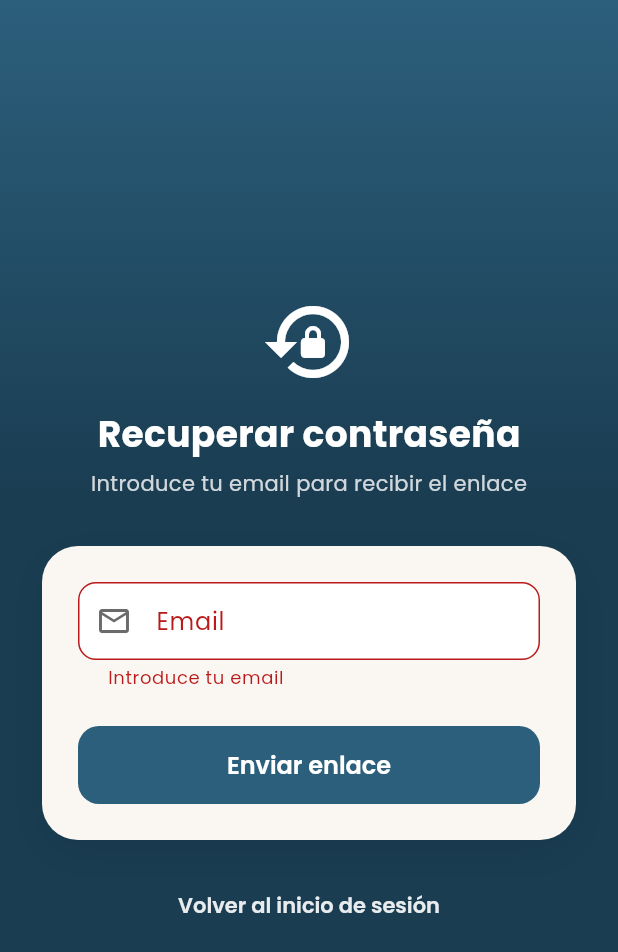
After one commit to DanielMVenzala/frontIncidenciasFlutter, a Flutter app: the screen it shows after launch, after a tap on "¿Olvidaste tu contraseña?", after a tap on "Enviar enlace", on a phone screen of 412 x 824 dp. The commit adds this screen. Shown: the top 952 px of the screen. Run offline on Flutter 3.47's test engine with Material 3 defaults, Android fonts, the phone set to English and light mode, and no system bars; our stand-ins replace dio, fl_chart, flutter_secure_storage, go_router, google_fonts, google_maps_flutter and 1 more; accounts and stored records are empty.

Commit message:
feat: añadir pantalla de recuperación de contraseña

```diff
--- a/lib/config/app_router.dart
+++ b/lib/config/app_router.dart
@@ -2,6 +2,7 @@ import 'package:go_router/go_router.dart';
 import '../providers/auth_provider.dart';
 import '../presentation/pages/login_page.dart';
 import '../presentation/pages/register_page.dart';
+import '../presentation/pages/forgot_password_page.dart';
 import '../presentation/pages/dashboard_page.dart';
 import '../presentation/pages/create_incident_page.dart';
 import '../presentation/pages/incidents_list_page.dart';
@@ -22,7 +23,8 @@ GoRouter createRouter(AuthProvider authProvider) {
     redirect: (context, state) {
       final loggedIn = authProvider.isLoggedIn;
       final isAuthRoute = state.matchedLocation == AppRoutes.login ||
-          state.matchedLocation == AppRoutes.register;
+          state.matchedLocation == AppRoutes.register ||
+          state.matchedLocation == AppRoutes.forgotPassword;
 
       // Si no está logueado y no está en auth, redirigir a login
       if (!loggedIn && !isAuthRoute) return AppRoutes.login;
@@ -40,6 +42,10 @@ GoRouter createRouter(AuthProvider authProvider) {
       GoRoute(
         path: AppRoutes.register,
         builder: (context, state) => const RegisterPage(),
+      ),
+      GoRoute(
+        path: AppRoutes.forgotPassword,
+        builder: (context, state) => const ForgotPasswordPage(),
       ),
       GoRoute(
         path: AppRoutes.dashboard,
--- a/lib/config/app_routes.dart
+++ b/lib/config/app_routes.dart
@@ -1,6 +1,7 @@
 class AppRoutes {
   static const String login = '/login';
   static const String register = '/register';
+  static const String forgotPassword = '/forgot-password';
   static const String dashboard = '/dashboard';
   static const String createIncident = '/create-incident';
   static const String myIncidents = '/my-incidents';
--- /dev/null
+++ b/lib/presentation/pages/forgot_password_page.dart
@@ -0,0 +1,202 @@
+import 'package:flutter/material.dart';
+import 'package:go_router/go_router.dart';
+import 'package:provider/provider.dart';
+import '../../config/app_colors.dart';
+import '../../config/app_routes.dart';
+import '../../providers/auth_provider.dart';
+
+/// Pantalla para solicitar el restablecimiento de contraseña.
+/// El usuario introduce su email y recibe un enlace por correo.
+class ForgotPasswordPage extends StatefulWidget {
+  const ForgotPasswordPage({super.key});
+
+  @override
+  State<ForgotPasswordPage> createState() => _ForgotPasswordPageState();
+}
+
+class _ForgotPasswordPageState extends State<ForgotPasswordPage> {
+  final _formKey = GlobalKey<FormState>();
+  final _emailController = TextEditingController();
+  bool _emailSent = false;
+
+  @override
+  void dispose() {
+    _emailController.dispose();
+    super.dispose();
+  }
+
+  Future<void> _submit() async {
+    if (!_formKey.currentState!.validate()) return;
+
+    final authProvider = context.read<AuthProvider>();
+    final success = await authProvider.forgotPassword(_emailController.text.trim());
+
+    if (success && mounted) {
+      setState(() => _emailSent = true);
+    }
+  }
+
+  @override
+  Widget build(BuildContext context) {
+    final authProvider = context.watch<AuthProvider>();
+
+    return Scaffold(
+      body: Container(
+        decoration: const BoxDecoration(
+          gradient: LinearGradient(
+            begin: Alignment.topCenter,
+            end: Alignment.bottomCenter,
+            colors: [AppColors.primary, AppColors.primaryDark],
+            stops: [0.0, 0.4],
+          ),
+        ),
+        child: SafeArea(
+          child: Center(
+            child: SingleChildScrollView(
+              padding: const EdgeInsets.symmetric(horizontal: 28),
+              child: _emailSent
+                  ? _buildConfirmationMessage()
+                  : _buildForm(authProvider),
+            ),
+          ),
+        ),
+      ),
+    );
+  }
+
+  Widget _buildForm(AuthProvider authProvider) {
+    return Column(
+      mainAxisAlignment: MainAxisAlignment.center,
+      children: [
+        const Icon(Icons.lock_reset, size: 64, color: Colors.white),
+        const SizedBox(height: 12),
+        const Text(
+          'Recuperar contraseña',
+          style: TextStyle(
+            fontSize: 24,
+            fontWeight: FontWeight.bold,
+            color: Colors.white,
+          ),
+        ),
+        const SizedBox(height: 6),
+        Text(
+          'Introduce tu email para recibir el enlace',
+          style: TextStyle(
+            fontSize: 14,
+            color: Colors.white.withValues(alpha: 0.8),
+          ),
+        ),
+        const SizedBox(height: 32),
+        Container(
+          padding: const EdgeInsets.all(24),
+          decoration: BoxDecoration(
+            color: Theme.of(context).scaffoldBackgroundColor,
+            borderRadius: BorderRadius.circular(24),
+            boxShadow: [
+              BoxShadow(
+                color: Colors.black.withValues(alpha: 0.08),
+                blurRadius: 24,
+                offset: const Offset(0, 8),
+              ),
+            ],
+          ),
+          child: Form(
+            key: _formKey,
+            child: Column(
+              crossAxisAlignment: CrossAxisAlignment.stretch,
+              children: [
+                if (authProvider.error != null) ...[
+                  Container(
+                    padding: const EdgeInsets.all(12),
+                    decoration: BoxDecoration(
+                      color: AppColors.statusRejected.withValues(alpha: 0.1),
+                      borderRadius: BorderRadius.circular(12),
+                    ),
+                    child: Text(
+                      authProvider.error!,
+                      style: const TextStyle(color: AppColors.statusRejected, fontSize: 13),
+                    ),
+                  ),
+                  const SizedBox(height: 16),
+                ],
+                TextFormField(
+                  controller: _emailController,
+                  keyboardType: TextInputType.emailAddress,
+                  decoration: const InputDecoration(
+                    labelText: 'Email',
+                    prefixIcon: Icon(Icons.email_outlined),
+                  ),
+                  validator: (value) {
+                    if (value == null || value.isEmpty) return 'Introduce tu email';
+                    if (!value.contains('@')) return 'Email no válido';
+                    return null;
+                  },
+                ),
+                const SizedBox(height: 24),
+                ElevatedButton(
+                  onPressed: authProvider.isLoading ? null : _submit,
+                  child: authProvider.isLoading
+                      ? const SizedBox(
+                          height: 20,
+                          width: 20,
+                          child: CircularProgressIndicator(strokeWidth: 2, color: Colors.white),
+                        )
+                      : const Text('Enviar enlace'),
+                ),
+              ],
+            ),
+          ),
+        ),
+        const SizedBox(height: 20),
+        TextButton(
+          onPressed: () => context.go(AppRoutes.login),
+          child: Text(
+            'Volver al inicio de sesión',
+            style: TextStyle(
+              color: Colors.white.withValues(alpha: 0.9),
+              fontWeight: FontWeight.w600,
+            ),
+          ),
+        ),
+      ],
+    );
+  }
+
+  Widget _buildConfirmationMessage() {
+    return Container(
+      padding: const EdgeInsets.all(32),
+      decoration: BoxDecoration(
+        color: Theme.of(context).scaffoldBackgroundColor,
+        borderRadius: BorderRadius.circular(24),
+      ),
+      child: Column(
+        children: [
+          const Icon(Icons.mark_email_read, size: 64, color: AppColors.primary),
+          const SizedBox(height: 16),
+          Text(
+            '¡Revisa tu correo!',
+            style: TextStyle(
+              fontSize: 22,
+              fontWeight: FontWeight.bold,
+              color: Theme.of(context).colorScheme.onSurface,
+            ),
+          ),
+          const SizedBox(height: 12),
+          Text(
+            'Si el email está registrado, recibirás un enlace para restablecer tu contraseña. Revisa también la carpeta de spam.',
+            textAlign: TextAlign.center,
+            style: TextStyle(
+              fontSize: 14,
+              color: Theme.of(context).colorScheme.onSurfaceVariant,
+            ),
+          ),
+          const SizedBox(height: 28),
+          ElevatedButton(
+            onPressed: () => context.go(AppRoutes.login),
+            child: const Text('Volver al inicio de sesión'),
+          ),
+        ],
+      ),
+    );
+  }
+}
--- a/lib/presentation/pages/login_page.dart
+++ b/lib/presentation/pages/login_page.dart
@@ -212,7 +212,23 @@ class _LoginPageState extends State<LoginPage> {
                               return null;
                             },
                           ),
-                          const SizedBox(height: 24),
+                          // Enlace "¿Olvidaste tu contraseña?"
+                          Align(
+                            alignment: Alignment.centerRight,
+                            child: TextButton(
+                              onPressed: () => context.go(AppRoutes.forgotPassword),
+                              style: TextButton.styleFrom(
+                                padding: const EdgeInsets.symmetric(horizontal: 4),
+                                minimumSize: Size.zero,
+                                tapTargetSize: MaterialTapTargetSize.shrinkWrap,
+                              ),
+                              child: const Text(
+                                '¿Olvidaste tu contraseña?',
+                                style: TextStyle(fontSize: 13),
+                              ),
+                            ),
+                          ),
+                          const SizedBox(height: 16),
 
                           // Botón login
                           ElevatedButton(
--- a/lib/providers/auth_provider.dart
+++ b/lib/providers/auth_provider.dart
@@ -68,6 +68,26 @@ class AuthProvider extends ChangeNotifier {
     }
   }
 
+  /// Solicita un email para restablecer la contraseña.
+  Future<bool> forgotPassword(String email) async {
+    _isLoading = true;
+    _error = null;
+    _successMessage = null;
+    notifyListeners();
+
+    try {
+      _successMessage = await _authService.forgotPassword(email);
+      _isLoading = false;
+      notifyListeners();
+      return true;
+    } catch (e) {
+      _error = _extractError(e);
+      _isLoading = false;
+      notifyListeners();
+      return false;
+    }
+  }
+
   Future<void> updateProfile(Map<String, dynamic> data) async {
     if (_user == null) return;
     _isLoading = true;
--- a/lib/services/auth_service.dart
+++ b/lib/services/auth_service.dart
@@ -34,6 +34,16 @@ class AuthService {
     return data['mensaje'] ?? 'Revisa tu correo para activar tu cuenta';
   }
 
+  /// Solicita un email para restablecer la contraseña.
+  /// Por seguridad, el backend devuelve siempre el mismo mensaje.
+  Future<String> forgotPassword(String email) async {
+    final response = await _api.dio.post('/users/forgot-password', data: {
+      'email': email,
+    });
+    return response.data['mensaje'] ??
+        'Si el email existe, recibirás un enlace para restablecer tu contraseña.';
+  }
+
   /// Obtener perfil del usuario actual
   Future<UserModel> getProfile(String userId) async {
     final response = await _api.dio.get('/users/$userId');
```
